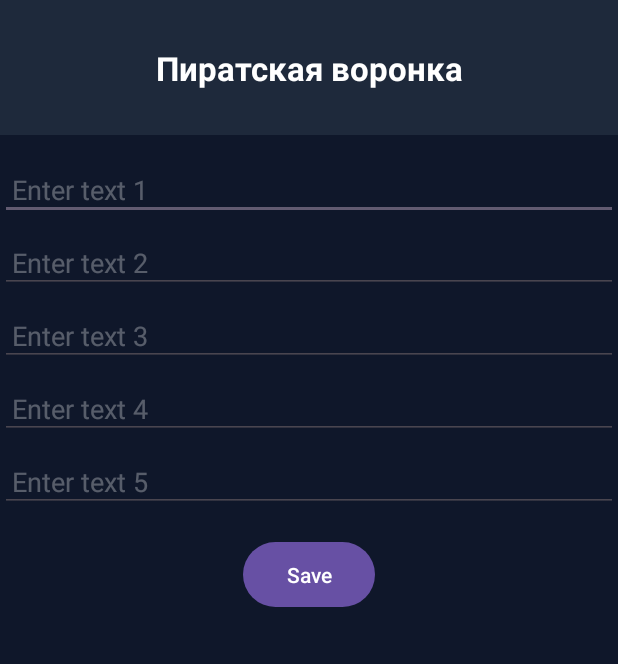
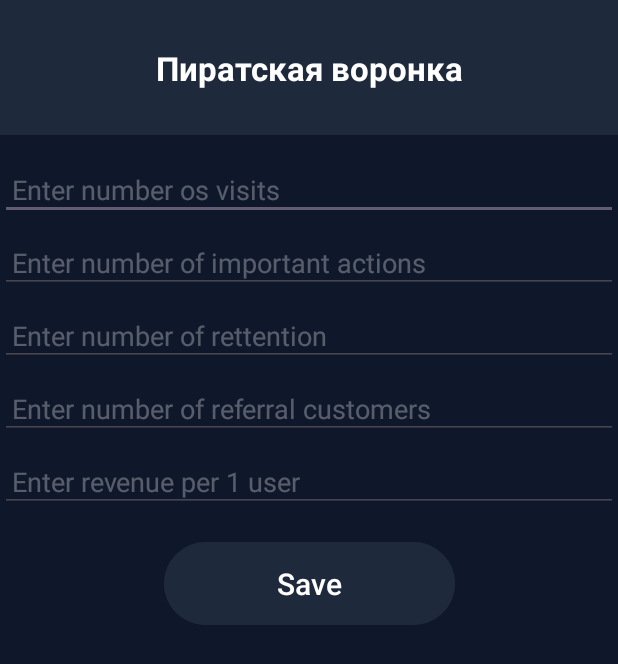
Before and after one commit to Akehdo/Buisness_application, an Android app: the ToolPirateFunnelActivity screen opened directly, with no data from a screen before it, on a phone screen of 412 x 824 dp. Shown: the top 664 px of the screen. Run offline under Robolectric (Android 15) with nearby library versions, the phone set to English and light mode, and no system bars; our stand-ins replace Firebase (no records; nobody signed in at launch, a user with empty details on screens opened directly).

Commit message:
register, login, pirate funnel commit

```diff
--- a/app/build.gradle.kts
+++ b/app/build.gradle.kts
@@ -46,6 +46,10 @@ dependencies {
     implementation(libs.activity)
     implementation(libs.constraintlayout)
     implementation(libs.firebase.database)
+    implementation(libs.firebase.auth)
+    implementation(libs.annotation)
+    implementation(libs.lifecycle.livedata.ktx)
+    implementation(libs.lifecycle.viewmodel.ktx)
     testImplementation(libs.junit)
     androidTestImplementation(libs.ext.junit)
     androidTestImplementation(libs.espresso.core)
--- a/app/src/main/java/com/example/buisness_application/MainActivity.java
+++ b/app/src/main/java/com/example/buisness_application/MainActivity.java
@@ -14,6 +14,9 @@ import com.example.buisness_application.databinding.ActivityMainBinding;
 import com.google.android.material.bottomnavigation.BottomNavigationView;
 
 public class MainActivity extends AppCompatActivity{
+
+
+
 
     ActivityMainBinding binding;
 
--- a/app/src/main/java/com/example/buisness_application/Tools_TabLayout_Fragments/ToolsList/ToolPirateFunnelActivity.java
+++ b/app/src/main/java/com/example/buisness_application/Tools_TabLayout_Fragments/ToolsList/ToolPirateFunnelActivity.java
@@ -10,13 +10,13 @@ import android.widget.Toast;
 import androidx.annotation.NonNull;
 import androidx.appcompat.app.AppCompatActivity;
 
-
 import com.google.android.gms.tasks.OnFailureListener;
 import com.google.android.gms.tasks.OnSuccessListener;
+import com.google.firebase.FirebaseApp;
+import com.google.firebase.auth.FirebaseAuth;
 import com.google.firebase.database.DatabaseReference;
-
+import com.google.firebase.database.FirebaseDatabase;
 import com.example.buisness_application.R;
-import com.google.firebase.database.FirebaseDatabase;
 
 import java.util.HashMap;
 import java.util.Map;
@@ -25,6 +25,7 @@ public class ToolPirateFunnelActivity extends AppCompatActivity {
 
     private Button btnSave;
     private EditText editText1, editText2, editText3, editText4, editText5;
+    private String userId;
     private DatabaseReference databaseReference;
 
     @Override
@@ -32,7 +33,8 @@ public class ToolPirateFunnelActivity extends AppCompatActivity {
         super.onCreate(savedInstanceState);
         setContentView(R.layout.tool_pirate_funnel_activity);
 
-
+        FirebaseApp.initializeApp(this);
+        userId = FirebaseAuth.getInstance().getCurrentUser().getUid();
 
         btnSave = findViewById(R.id.btnSave);
         editText1 = findViewById(R.id.editText1);
@@ -40,46 +42,41 @@ public class ToolPirateFunnelActivity extends AppCompatActivity {
         editText3 = findViewById(R.id.editText3);
         editText4 = findViewById(R.id.editText4);
         editText5 = findViewById(R.id.editText5);
-        databaseReference = FirebaseDatabase.getInstance().getReference();
 
+        // Сохраняем данные в /users/{userId}/pirate_funnels
+        databaseReference = FirebaseDatabase.getInstance().getReference("users").child(userId).child("pirate_funnels");
 
-        btnSave.setOnClickListener(new View.OnClickListener(){
+        btnSave.setOnClickListener(new View.OnClickListener() {
             @Override
             public void onClick(View v) {
                 saveDataToFirebase();
-                editText1.setText("");
-                editText2.setText("");
-                editText3.setText("");
-                editText4.setText("");
-                editText5.setText("");
-
             }
         });
     }
 
-    public void saveDataToFirebase(){
+    public void saveDataToFirebase() {
         String attractedClientsNum = editText1.getText().toString();
         String goodFirstExperienceNum = editText2.getText().toString();
         String retentionNum = editText3.getText().toString();
         String referralNum = editText4.getText().toString();
         String revenueNum = editText5.getText().toString();
 
-        if(!attractedClientsNum.isEmpty() && !goodFirstExperienceNum.isEmpty() &&
-                !retentionNum.isEmpty() && !referralNum.isEmpty() && !revenueNum.isEmpty() ){
+        if (!attractedClientsNum.isEmpty() && !goodFirstExperienceNum.isEmpty() &&
+                !retentionNum.isEmpty() && !referralNum.isEmpty() && !revenueNum.isEmpty()) {
 
             Map<String, Object> dataToSave = new HashMap<>();
-
             dataToSave.put("attractedClientsNum", attractedClientsNum);
             dataToSave.put("goodFirstExperienceNum", goodFirstExperienceNum);
             dataToSave.put("retentionNum", retentionNum);
             dataToSave.put("referralNum", referralNum);
             dataToSave.put("revenueNum", revenueNum);
 
-            databaseReference.child("pirate_funnels").push().setValue(dataToSave)
-                    .addOnSuccessListener(new OnSuccessListener() {
+            databaseReference.push().setValue(dataToSave)
+                    .addOnSuccessListener(new OnSuccessListener<Void>() {
                         @Override
-                        public void onSuccess(Object o) {
+                        public void onSuccess(Void aVoid) {
                             Toast.makeText(ToolPirateFunnelActivity.this, "Данные сохранены!", Toast.LENGTH_SHORT).show();
+                            clearFields();
                         }
                     })
                     .addOnFailureListener(new OnFailureListener() {
@@ -89,10 +86,17 @@ public class ToolPirateFunnelActivity extends AppCompatActivity {
                             Log.e("Firebase", "Error saving data", e);
                         }
                     });
-        }else{
+
+        } else {
             Toast.makeText(this, "Поля не могут быть пустыми", Toast.LENGTH_SHORT).show();
         }
-
     }
 
+    private void clearFields() {
+        editText1.setText("");
+        editText2.setText("");
+        editText3.setText("");
+        editText4.setText("");
+        editText5.setText("");
+    }
 }
--- a/app/src/main/res/layout/tool_pirate_funnel_activity.xml
+++ b/app/src/main/res/layout/tool_pirate_funnel_activity.xml
@@ -35,7 +35,7 @@
         android:id="@+id/editText1"
         android:layout_width="0dp"
         android:layout_height="wrap_content"
-        android:hint="Enter text 1"
+        android:hint="Enter number os visits"
         android:textColorHint="@color/white_gray"
         android:textColor="@color/white"
         app:layout_constraintTop_toBottomOf="@id/header_background"
@@ -48,7 +48,7 @@
         android:id="@+id/editText2"
         android:layout_width="0dp"
         android:layout_height="wrap_content"
-        android:hint="Enter text 2"
+        android:hint="Enter number of important actions"
         android:textColor="@color/white"
         android:textColorHint="@color/white_gray"
         app:layout_constraintTop_toBottomOf="@id/editText1"
@@ -61,7 +61,7 @@
         android:id="@+id/editText3"
         android:layout_width="0dp"
         android:layout_height="wrap_content"
-        android:hint="Enter text 3"
+        android:hint="Enter number of rettention"
         android:textColor="@color/white"
         android:textColorHint="@color/white_gray"
         app:layout_constraintTop_toBottomOf="@id/editText2"
@@ -74,7 +74,7 @@
         android:id="@+id/editText4"
         android:layout_width="0dp"
         android:layout_height="wrap_content"
-        android:hint="Enter text 4"
+        android:hint="Enter number of referral customers"
         android:textColor="@color/white"
         android:textColorHint="@color/white_gray"
         app:layout_constraintTop_toBottomOf="@id/editText3"
@@ -87,7 +87,7 @@
         android:id="@+id/editText5"
         android:layout_width="0dp"
         android:layout_height="wrap_content"
-        android:hint="Enter text 5"
+        android:hint="Enter revenue per 1 user"
         android:textColor="@color/white"
         android:textColorHint="@color/white_gray"
         app:layout_constraintTop_toBottomOf="@id/editText4"
@@ -98,12 +98,14 @@
 
     <Button
         android:id="@+id/btnSave"
-        android:layout_width="wrap_content"
-        android:layout_height="wrap_content"
+        android:layout_width="194dp"
+        android:layout_height="63dp"
+        android:layout_marginTop="16dp"
+        android:backgroundTint="@color/dark_blue"
+        android:padding="12dp"
         android:text="Save"
-        app:layout_constraintTop_toBottomOf="@id/editText5"
+        android:textSize="20dp"
+        app:layout_constraintEnd_toEndOf="parent"
         app:layout_constraintStart_toStartOf="parent"
-        app:layout_constraintEnd_toEndOf="parent"
-        android:layout_marginTop="16dp"
-        android:padding="12dp"/>
+        app:layout_constraintTop_toBottomOf="@id/editText5" />
 </androidx.constraintlayout.widget.ConstraintLayout>
```
Also changed, not shown: app/src/main/AndroidManifest.xml (+21 -9 lines), app/src/main/java/com/example/buisness_application/Tools_TabLayout_Fragments/TabHistoryFragment.java (+50 -1 lines), app/src/main/res/layout/activity_login.xml (added, +106 -0 lines), app/src/main/res/layout/tab_history_fragment.xml (+6 -7 lines), app/src/main/res/values/strings.xml (+9 -0 lines), gradle/libs.versions.toml (+8 -0 lines).
